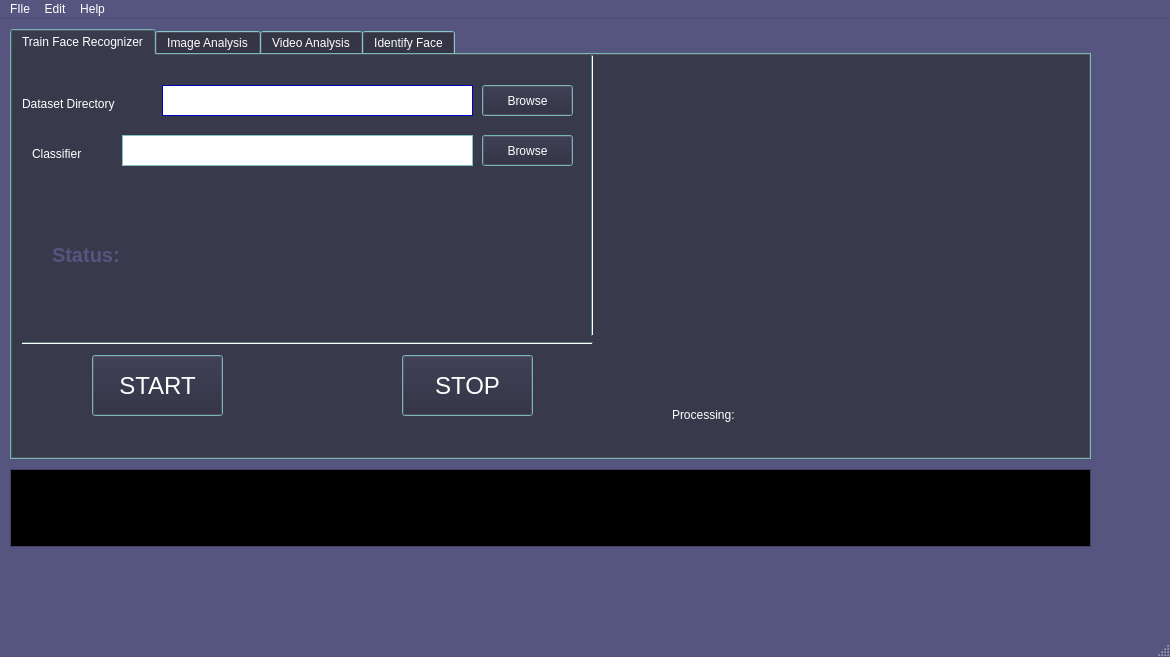
stoic1979/robovision, file app.ui: the form before one commit.
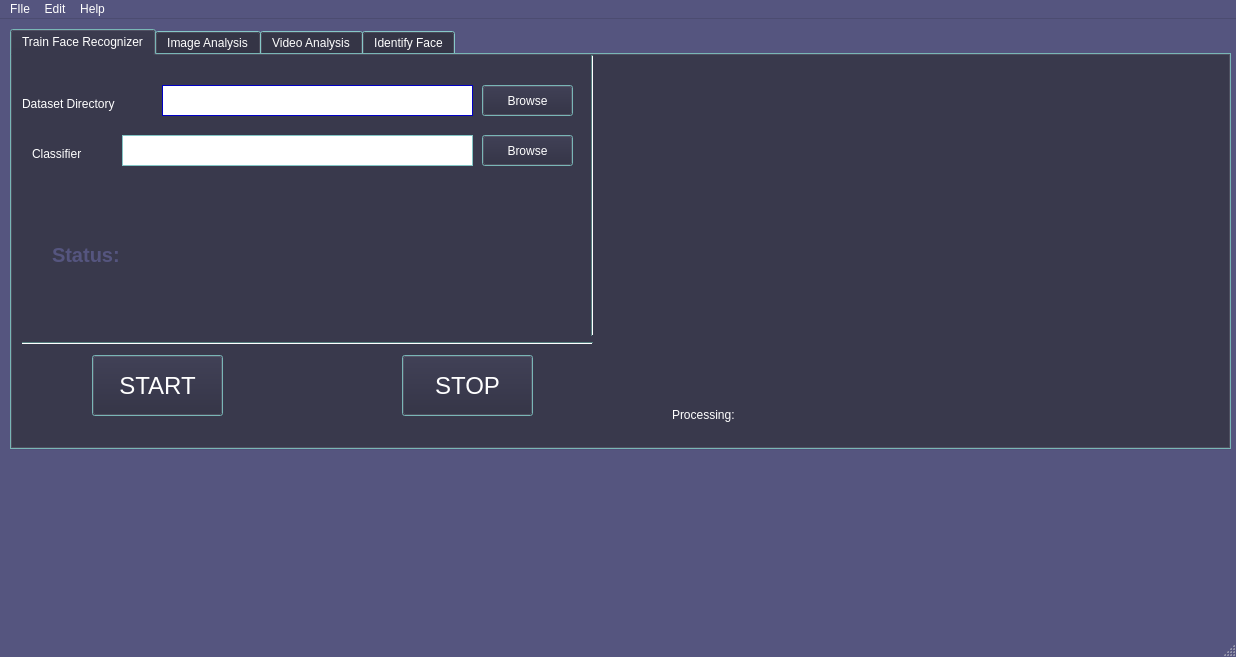
The form after the commit.

```diff
--- a/app.ui
+++ b/app.ui
@@ -6,7 +6,7 @@
    <rect>
     <x>0</x>
     <y>0</y>
-    <width>1170</width>
+    <width>1236</width>
     <height>657</height>
    </rect>
   </property>
@@ -429,23 +429,13 @@
    <string>MainWindow</string>
   </property>
   <widget class="QWidget" name="centralwidget">
-   <widget class="QTextEdit" name="teLogs">
-    <property name="geometry">
-     <rect>
-      <x>10</x>
-      <y>450</y>
-      <width>1081</width>
-      <height>78</height>
-     </rect>
-    </property>
-   </widget>
    <widget class="QTabWidget" name="tabWidget">
     <property name="geometry">
      <rect>
       <x>10</x>
       <y>10</y>
-      <width>1081</width>
-      <height>431</height>
+      <width>1221</width>
+      <height>421</height>
      </rect>
     </property>
     <property name="sizePolicy">
@@ -3309,7 +3299,7 @@
     <rect>
      <x>0</x>
      <y>0</y>
-     <width>1170</width>
+     <width>1236</width>
      <height>25</height>
     </rect>
    </property>
```
